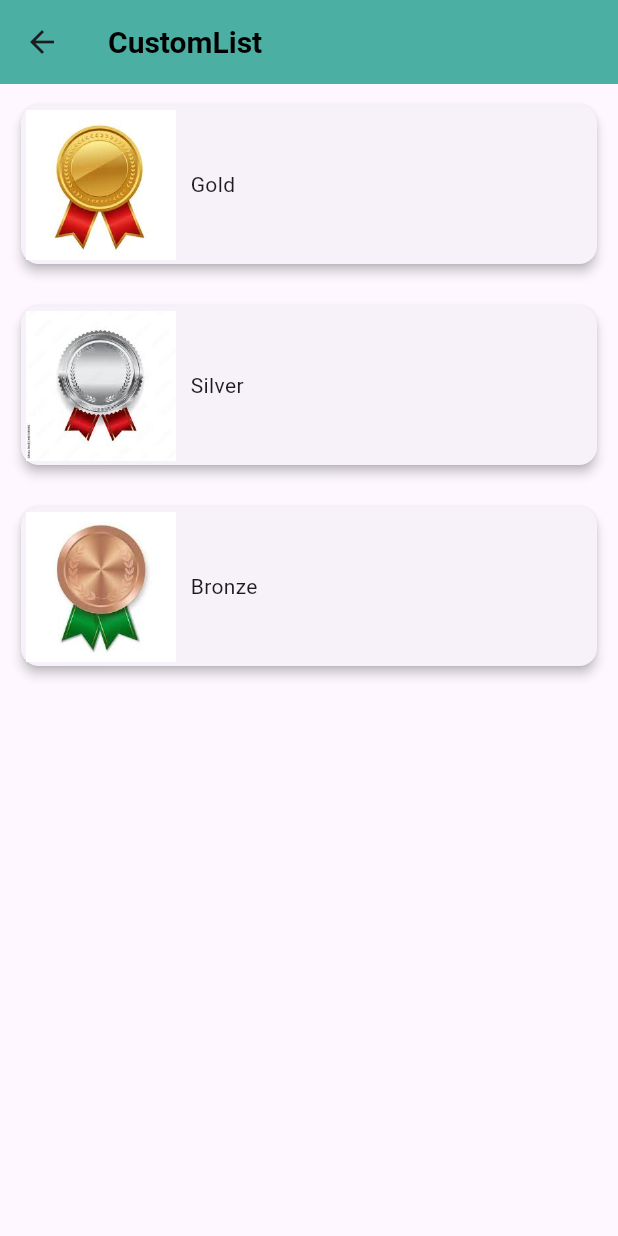
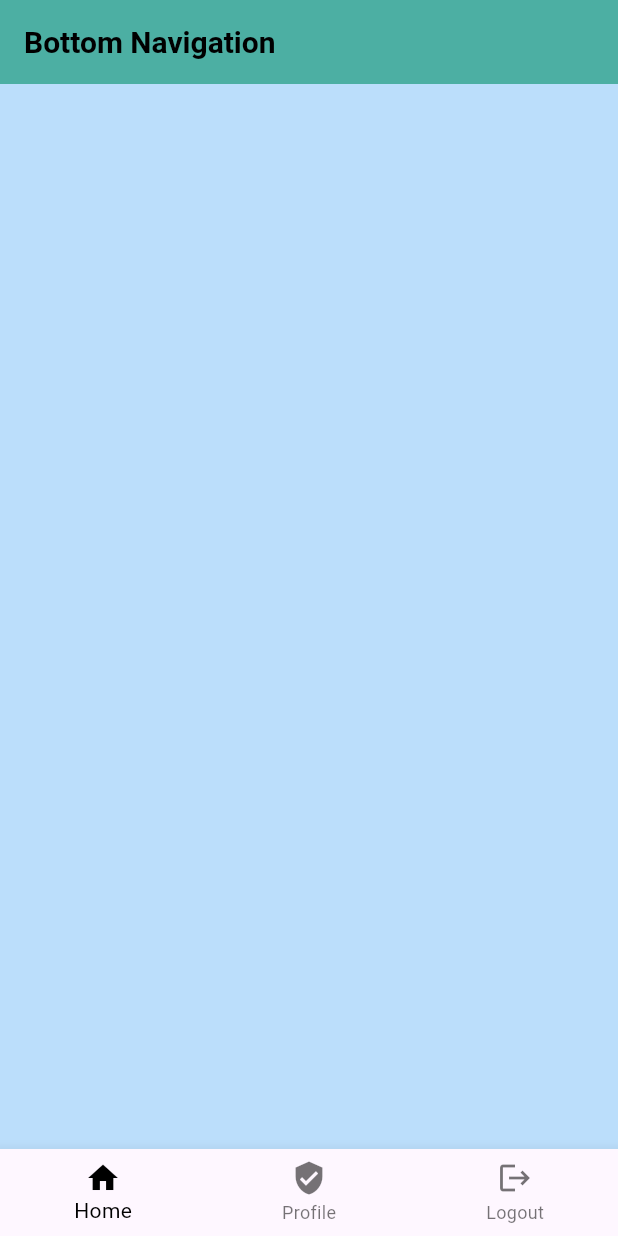
Before and after one commit to jeel-work-mob-06/first_application_flutter, a Flutter app: the screen it shows after launch, on a phone screen of 412 x 824 dp. Run offline on Flutter 3.47's test engine with Material 3 defaults, Android fonts, the phone set to English and light mode, and no system bars; our stand-ins replace fluttertoast.

Commit message:
Tab navigation , Navigation Drawer , Bottom Navigation

```diff
--- /dev/null
+++ b/lib/bottomNav.dart
@@ -0,0 +1,63 @@
+import 'package:first_application_flutter/call.dart';
+import 'package:first_application_flutter/chat.dart';
+import 'package:first_application_flutter/status.dart';
+import 'package:flutter/material.dart';
+
+class BottomState extends StatefulWidget{
+
+  @override
+  BottomMain createState() => BottomMain();
+
+}
+
+class BottomMain extends State<BottomState>{
+
+
+  var tabArray = [ChatState(),StatusState(),CallState()];
+  var selectedIndex=0;
+
+    @override
+  Widget build(BuildContext context) {
+    // TODO: implement build
+    //throw UnimplementedError();
+
+    return MaterialApp(
+      debugShowCheckedModeBanner: false,
+      home: Scaffold(
+        appBar: AppBar(
+        title: Text(
+          "Bottom Navigation",
+          style: TextStyle(color: Colors.black,fontSize: 20.0,fontWeight: FontWeight.bold),
+          ),
+        backgroundColor: const Color.fromARGB(255, 76, 175, 163),
+      ),
+      body: tabArray[selectedIndex],
+      bottomNavigationBar: BottomNavigationBar(
+        items:[
+          BottomNavigationBarItem(
+            icon: Icon(Icons.home),
+            label: "Home"
+            ),
+            BottomNavigationBarItem(
+            icon: Icon(Icons.verified_user),
+            label: "Profile"
+            ),
+            BottomNavigationBarItem(
+            icon: Icon(Icons.logout),
+            label: "Logout"
+            ),
+        ] ,
+        currentIndex: selectedIndex,
+        selectedItemColor: Colors.black,
+        onTap: (index){
+          setState(() {
+            selectedIndex = index;
+          });
+        },
+        ),
+      ),
+    );
+
+
+  }
+}
--- /dev/null
+++ b/lib/chat.dart
@@ -0,0 +1,20 @@
+import 'package:flutter/material.dart';
+
+class ChatState extends StatefulWidget {
+
+  @override
+  ChatMain createState() => ChatMain();
+
+}
+class ChatMain extends State<ChatState> {
+
+    @override
+    Widget build(BuildContext context){
+      //TODO: implement build
+      return Scaffold(
+        body: Container(
+          color: Colors.blue.shade100,
+        ),
+      );
+    }
+}
--- /dev/null
+++ b/lib/navigationDemo.dart
@@ -0,0 +1,71 @@
+import 'package:flutter/material.dart';
+import 'package:fluttertoast/fluttertoast.dart';
+
+class NavigationState extends StatefulWidget{
+
+  @override
+  NavigationMain createState() => NavigationMain();
+}
+
+class NavigationMain extends State<NavigationState>{
+
+  @override
+  Widget build(BuildContext context) {
+    // TODO: implement build
+    //throw UnimplementedError();
+    return MaterialApp(
+      debugShowCheckedModeBanner: false,
+      home: Scaffold(
+        appBar: AppBar(
+        title: Text(
+          "Navigation Drawer",
+          style: TextStyle(color: Colors.black,fontSize: 20.0,fontWeight: FontWeight.bold),
+          ),
+        backgroundColor: const Color.fromARGB(255, 76, 175, 163),
+      ),
+      drawer: Drawer(
+          child: new ListView(
+            children: [
+              UserAccountsDrawerHeader(
+                accountName: Text("Username"),
+                accountEmail: Text("username@gmail.com"),
+                currentAccountPicture: Icon(Icons.verified_user),
+              ),
+              ListTile(
+                leading: Icon(Icons.home),
+                title: Text("Home"),
+                onTap: (){
+                  showMessage("Home");
+                },
+              ),
+              ListTile(
+                leading: Icon(Icons.verified_user),
+                title: Text("Profile"),
+                onTap: (){
+                  showMessage("Profile");
+                },
+              ),
+              ListTile(
+                leading: Icon(Icons.logout),
+                title: Text("Logout"),
+                onTap: (){
+                  showMessage("Logout");
+                },
+              ),
+            ],
+          ),
+        ),
+      ),
+    );
+
+  }
+
+  showMessage(message) {
+      Fluttertoast.showToast(
+        msg: message,
+        toastLength: Toast.LENGTH_SHORT,
+        gravity: ToastGravity.BOTTOM
+      );
+  }
+
+}
--- a/lib/splash.dart
+++ b/lib/splash.dart
@@ -1,6 +1,10 @@
 import 'dart:async';
 
+import 'package:first_application_flutter/bottomNav.dart';
 import 'package:first_application_flutter/custom_list.dart';
+import 'package:first_application_flutter/login.dart';
+import 'package:first_application_flutter/navigationDemo.dart';
+import 'package:first_application_flutter/tabDemo.dart';
 import 'package:flutter/material.dart';
 
 
@@ -40,7 +44,7 @@
       return new Timer(
         Duration(seconds: 3,),()
         {
-              Navigator.push(context, MaterialPageRoute(builder: (_)=> CustomListState()),);
+              Navigator.push(context, MaterialPageRoute(builder: (_)=> BottomState()),);
         }
       );
 
--- /dev/null
+++ b/lib/tabDemo.dart
@@ -0,0 +1,58 @@
+import 'package:first_application_flutter/call.dart';
+import 'package:first_application_flutter/chat.dart';
+import 'package:first_application_flutter/status.dart';
+import 'package:flutter/material.dart';
+
+class TabState extends StatefulWidget{
+
+  @override
+  TabMain createState() => TabMain();
+}
+
+class TabMain extends State<TabState> with SingleTickerProviderStateMixin {
+
+  late TabController tabController;
+  var tabArray = [ChatState(),StatusState(),CallState()];
+  @override
+  void initState() {
+    // TODO: implement initState
+    super.initState();
+    tabController = TabController(length: tabArray.length, vsync: this);
+  }
+
+  @override
+  Widget build(BuildContext context) {
+    // TODO: implement build
+    return MaterialApp(
+      debugShowCheckedModeBanner: false,
+      home: Scaffold(
+        appBar: AppBar(
+        title: Text(
+          "TabBar",
+          style: TextStyle(color: Colors.black,fontSize: 20.0,fontWeight: FontWeight.bold),
+          ),
+        backgroundColor: const Color.fromARGB(255, 76, 175, 163),
+        bottom: getTabView(),
+      ),
+      body: getTabPage(),
+      ),
+    );
+  }
+
+  getTabView(){
+    return TabBar(tabs:[
+      Tab(text: "Chat",),
+      Tab(text: "Status",),
+      Tab(text: "Call",),
+    ],
+    controller: tabController,
+    );
+  }
+
+  getTabPage(){
+    return TabBarView(
+      children: tabArray,
+      controller: tabController,
+    );
+  }
+}
```
Also changed, not shown: lib/call.dart (added, +20 -0 lines), lib/login.dart (+8 -7 lines), lib/status.dart (added, +20 -0 lines).
